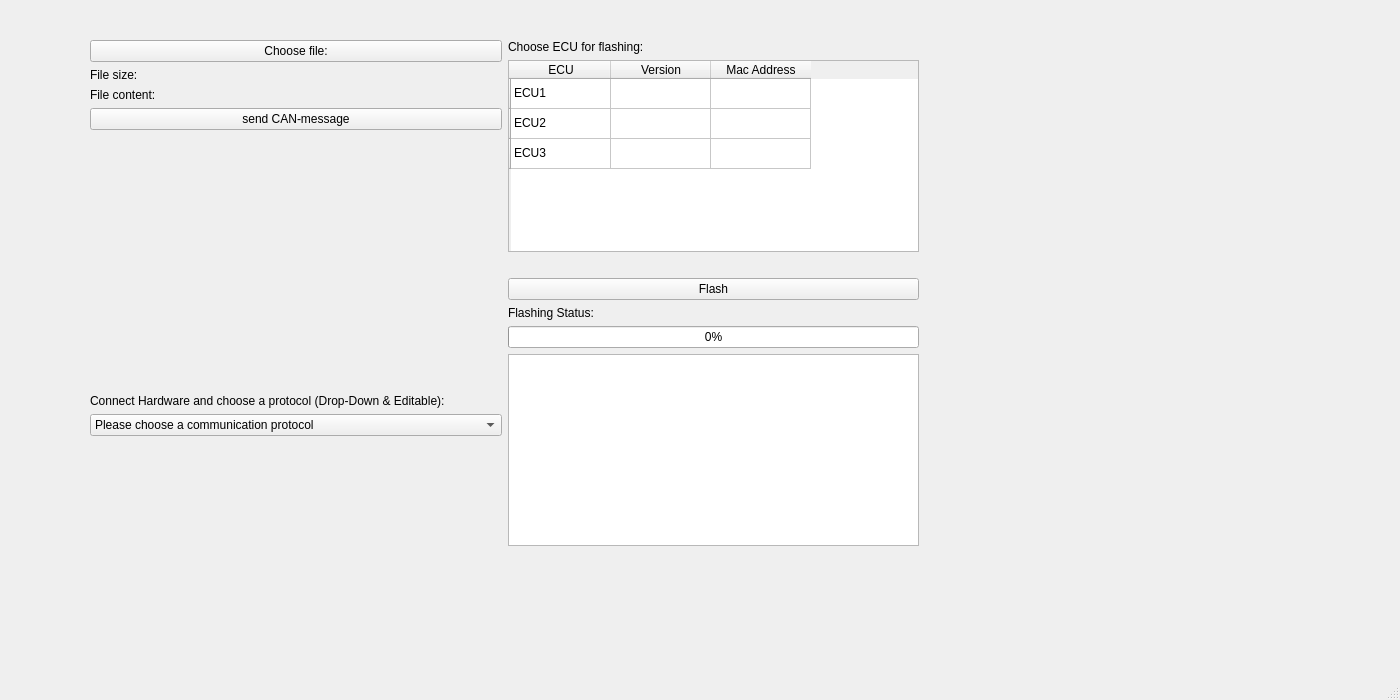
This is WINDOWS_GUI/mainwindow.ui in amosproj/amos2024ss07-updating-flash-boot-loader as Qt 5 draws it before an edit. The edited form follows.
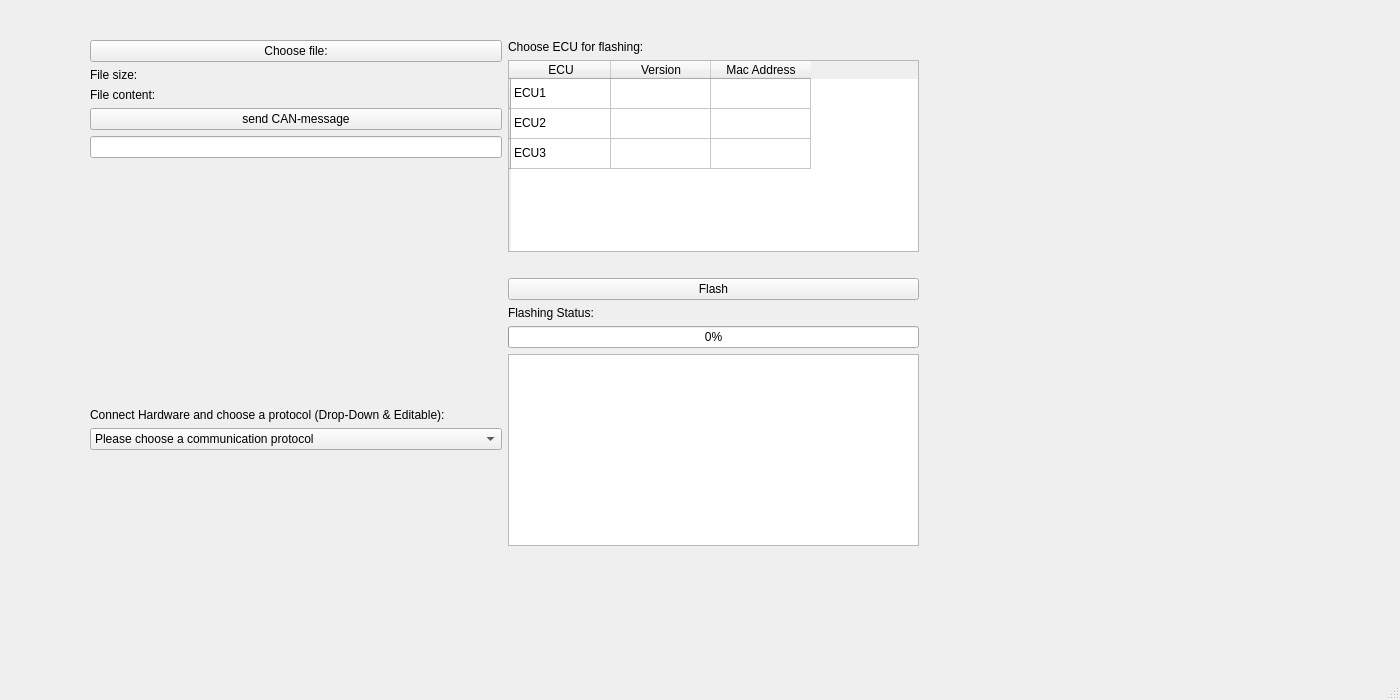
This is the edited form.

Commit message: got button to react, but crashes with unreadable exception

The edit to the form file:
```diff
--- a/WINDOWS_GUI/mainwindow.ui
+++ b/WINDOWS_GUI/mainwindow.ui
@@ -54,6 +54,16 @@
          </property>
         </widget>
        </item>
+       <item>
+        <widget class="QLineEdit" name="can_message_rcvd">
+         <property name="text">
+          <string/>
+         </property>
+         <property name="readOnly">
+          <bool>true</bool>
+         </property>
+        </widget>
+       </item>
        <item>
         <spacer name="verticalSpacer">
          <property name="orientation">
```
The commit also changes 3 other files.
